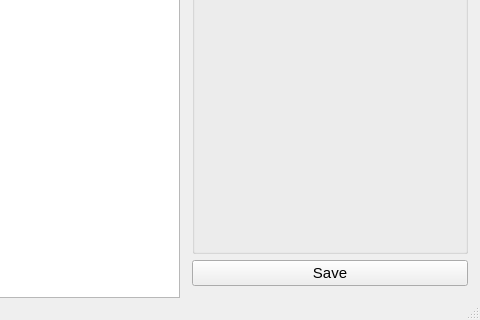
This is photo_editor/photo_editor_window.ui in SevaMisiul/photo_editor as Qt 5 draws it before an edit; both pictures show x 616 to 1096 and y 715 to 1035 of the 1096 by 1035 pixel window. The edited form follows.
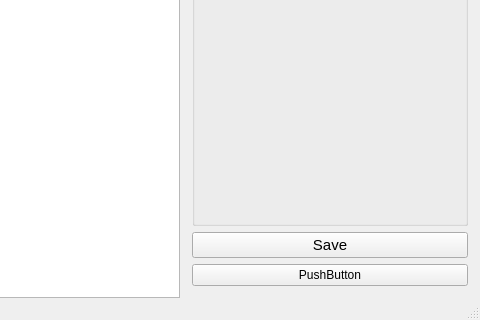
This is the edited form. Icons and pictures are not drawn.

Commit message: added interaction with list widget

The edit to the form file:
```diff
--- a/photo_editor/photo_editor_window.ui
+++ b/photo_editor/photo_editor_window.ui
@@ -115,6 +115,13 @@
          </property>
         </widget>
        </item>
+       <item>
+        <widget class="QPushButton" name="pushButton_2">
+         <property name="text">
+          <string>PushButton</string>
+         </property>
+        </widget>
+       </item>
       </layout>
      </widget>
     </item>
```
Left out of the diff: 15 changed lines with no effect on the pictures. The commit also changes 4 other files.
